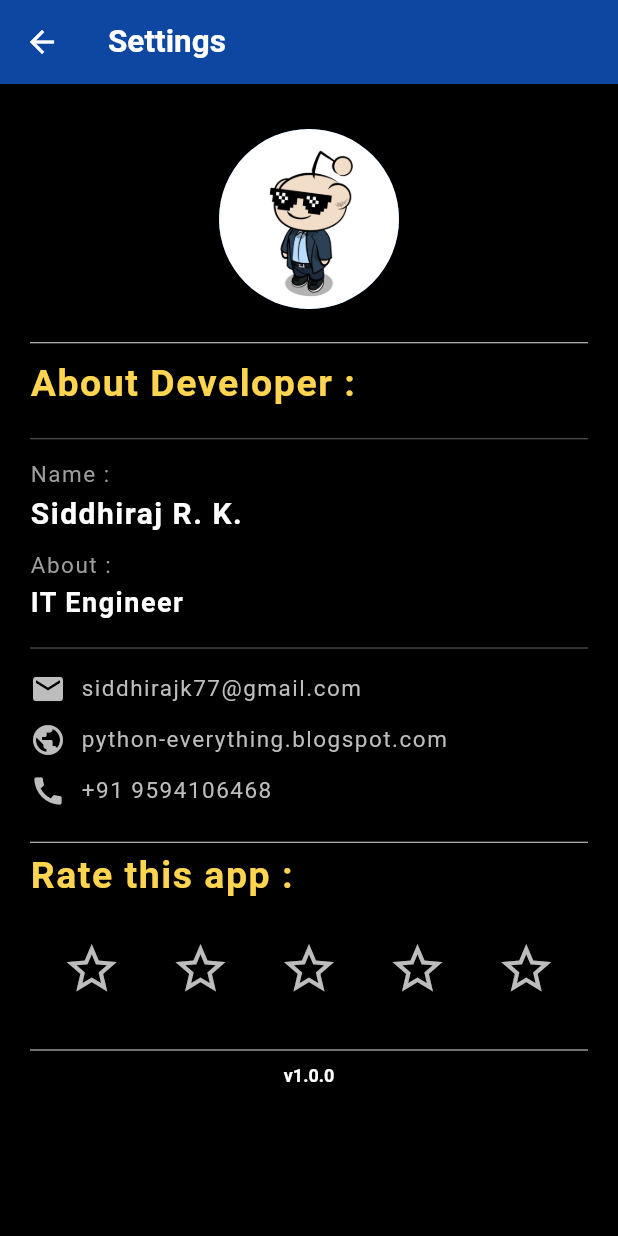
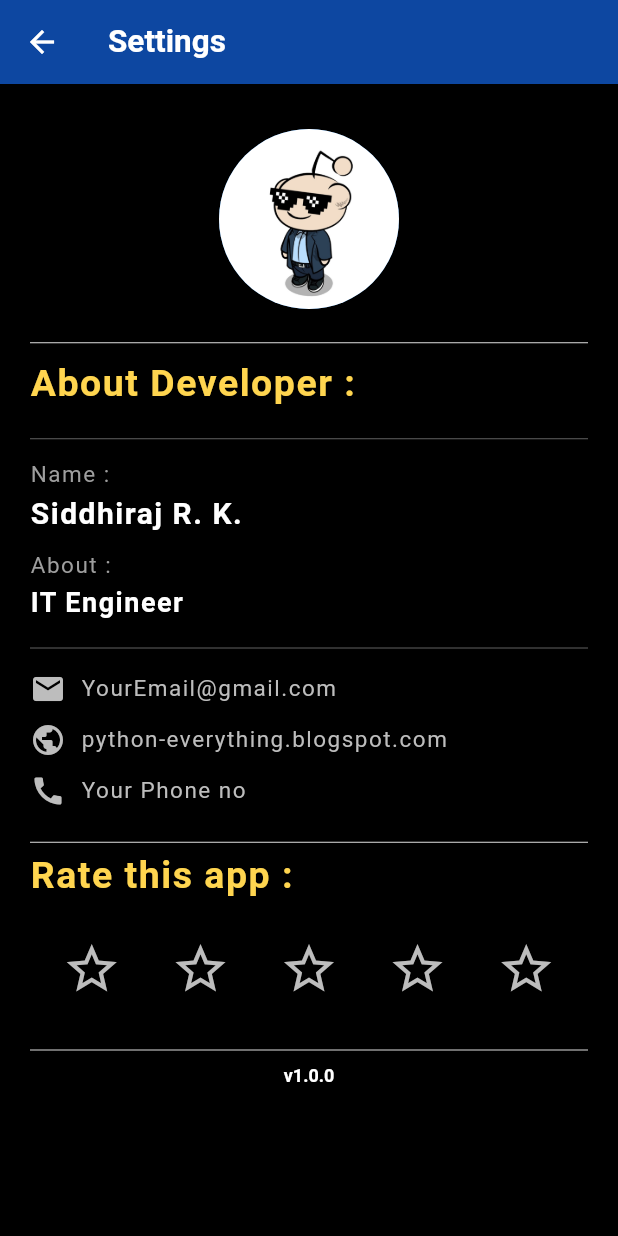
Before and after one commit to SRKOLWANKAR/Calculator-Flutter, a Flutter app: the developer_information_page screen opened by its route, on a phone screen of 412 x 824 dp. Run offline on Flutter 3.47's test engine with Material 2 defaults, Android fonts, the phone set to English and light mode, and no system bars; missing offline and left inert: mailer; Roboto replaces fonts that are missing (KiwiMaru).

Commit message:
Create developer_information.dart

```diff
--- a/lib/pages/developer_information.dart
+++ b/lib/pages/developer_information.dart
@@ -699,6 +699,9 @@ class _developer_information_pageState
   }
   // method for show or hide reviews widget ends
 
+
+  // ########################################################################################
+
   @override
   Widget build(BuildContext context) {
     return Scaffold(
@@ -819,7 +822,7 @@ class _developer_information_pageState
                     width: 10.0,
                   ),
                   Text(
-                    "siddhirajk77@gmail.com",
+                    "YourEmail@gmail.com",
                     style: TextStyle(
                       color: Colors.grey[400],
                       fontSize: 15.0,
@@ -863,7 +866,7 @@ class _developer_information_pageState
                     width: 10.0,
                   ),
                   Text(
-                    "+91 9594106468 ",
+                    "Your Phone no",
                     style: TextStyle(
                       color: Colors.grey[400],
                       fontSize: 15.0,
```
